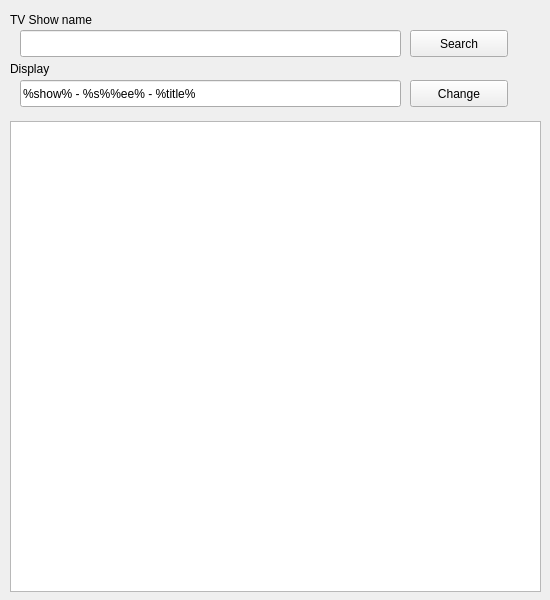
First picture: the form in mainwindow.ui, repository TimJones/RenameTV, before the edit.
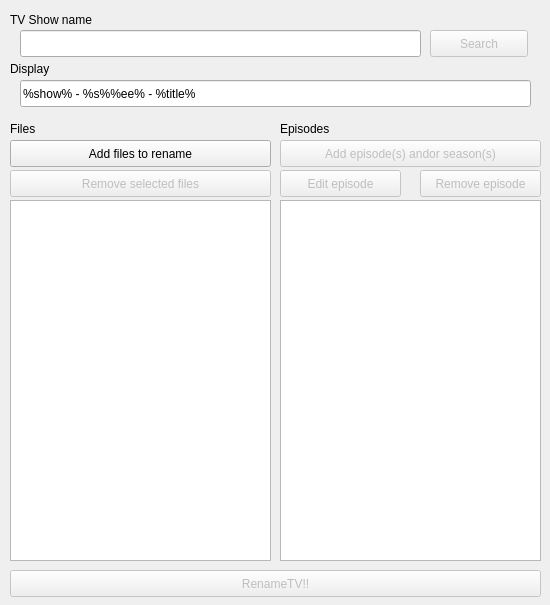
Second picture: the form after the edit.

Commit message: Added a working episode selector option Moved the main UI around a little Added the rename function

Patch:
```diff
--- a/mainwindow.ui
+++ b/mainwindow.ui
@@ -7,7 +7,7 @@
     <x>0</x>
     <y>0</y>
     <width>550</width>
-    <height>600</height>
+    <height>605</height>
    </rect>
   </property>
   <property name="windowTitle">
@@ -17,10 +17,10 @@
    <widget class="QListWidget" name="listEpisodes">
     <property name="geometry">
      <rect>
-      <x>10</x>
-      <y>121</y>
-      <width>531</width>
-      <height>471</height>
+      <x>280</x>
+      <y>200</y>
+      <width>261</width>
+      <height>361</height>
      </rect>
     </property>
    </widget>
@@ -29,7 +29,7 @@
      <rect>
       <x>20</x>
       <y>30</y>
-      <width>381</width>
+      <width>401</width>
       <height>27</height>
      </rect>
     </property>
@@ -39,7 +39,7 @@
      <rect>
       <x>10</x>
       <y>10</y>
-      <width>121</width>
+      <width>411</width>
       <height>20</height>
      </rect>
     </property>
@@ -48,9 +48,12 @@
     </property>
    </widget>
    <widget class="QPushButton" name="buttonSearch">
+    <property name="enabled">
+     <bool>false</bool>
+    </property>
     <property name="geometry">
      <rect>
-      <x>410</x>
+      <x>430</x>
       <y>30</y>
       <width>98</width>
       <height>27</height>
@@ -65,7 +68,7 @@
      <rect>
       <x>20</x>
       <y>80</y>
-      <width>381</width>
+      <width>511</width>
       <height>27</height>
      </rect>
     </property>
@@ -78,7 +81,7 @@
      <rect>
       <x>10</x>
       <y>60</y>
-      <width>67</width>
+      <width>411</width>
       <height>17</height>
      </rect>
     </property>
@@ -86,17 +89,148 @@
      <string>Display</string>
     </property>
    </widget>
-   <widget class="QPushButton" name="buttonDisplay">
+   <widget class="QListWidget" name="listFiles">
     <property name="geometry">
      <rect>
-      <x>410</x>
-      <y>80</y>
-      <width>98</width>
+      <x>10</x>
+      <y>200</y>
+      <width>261</width>
+      <height>361</height>
+     </rect>
+    </property>
+    <property name="dragEnabled">
+     <bool>true</bool>
+    </property>
+    <property name="dragDropMode">
+     <enum>QAbstractItemView::InternalMove</enum>
+    </property>
+    <property name="defaultDropAction">
+     <enum>Qt::MoveAction</enum>
+    </property>
+    <property name="selectionMode">
+     <enum>QAbstractItemView::ExtendedSelection</enum>
+    </property>
+    <property name="movement">
+     <enum>QListView::Snap</enum>
+    </property>
+   </widget>
+   <widget class="QLabel" name="labelFiles">
+    <property name="geometry">
+     <rect>
+      <x>10</x>
+      <y>120</y>
+      <width>261</width>
+      <height>17</height>
+     </rect>
+    </property>
+    <property name="text">
+     <string>Files</string>
+    </property>
+   </widget>
+   <widget class="QLabel" name="labelEpisodes">
+    <property name="geometry">
+     <rect>
+      <x>280</x>
+      <y>120</y>
+      <width>261</width>
+      <height>17</height>
+     </rect>
+    </property>
+    <property name="text">
+     <string>Episodes</string>
+    </property>
+   </widget>
+   <widget class="QPushButton" name="buttonRename">
+    <property name="enabled">
+     <bool>false</bool>
+    </property>
+    <property name="geometry">
+     <rect>
+      <x>10</x>
+      <y>570</y>
+      <width>531</width>
       <height>27</height>
      </rect>
     </property>
     <property name="text">
-     <string>Change</string>
+     <string>RenameTV!!</string>
+    </property>
+   </widget>
+   <widget class="QPushButton" name="buttonAddEpisodes">
+    <property name="enabled">
+     <bool>false</bool>
+    </property>
+    <property name="geometry">
+     <rect>
+      <x>280</x>
+      <y>140</y>
+      <width>261</width>
+      <height>27</height>
+     </rect>
+    </property>
+    <property name="text">
+     <string>Add episode(s) andor season(s)</string>
+    </property>
+   </widget>
+   <widget class="QPushButton" name="buttonEditEpisode">
+    <property name="enabled">
+     <bool>false</bool>
+    </property>
+    <property name="geometry">
+     <rect>
+      <x>280</x>
+      <y>170</y>
+      <width>121</width>
+      <height>27</height>
+     </rect>
+    </property>
+    <property name="text">
+     <string>Edit episode</string>
+    </property>
+   </widget>
+   <widget class="QPushButton" name="buttonRemoveEpisode">
+    <property name="enabled">
+     <bool>false</bool>
+    </property>
+    <property name="geometry">
+     <rect>
+      <x>420</x>
+      <y>170</y>
+      <width>121</width>
+      <height>27</height>
+     </rect>
+    </property>
+    <property name="text">
+     <string>Remove episode</string>
+    </property>
+   </widget>
+   <widget class="QPushButton" name="buttonAddFiles">
+    <property name="geometry">
+     <rect>
+      <x>10</x>
+      <y>140</y>
+      <width>261</width>
+      <height>27</height>
+     </rect>
+    </property>
+    <property name="text">
+     <string>Add files to rename</string>
+    </property>
+   </widget>
+   <widget class="QPushButton" name="buttonRemoveFiles">
+    <property name="enabled">
+     <bool>false</bool>
+    </property>
+    <property name="geometry">
+     <rect>
+      <x>10</x>
+      <y>170</y>
+      <width>261</width>
+      <height>27</height>
+     </rect>
+    </property>
+    <property name="text">
+     <string>Remove selected files</string>
     </property>
    </widget>
   </widget>
```
Left out of the diff: 45 changed lines with no effect on the pictures. The commit also changes 6 other files.
